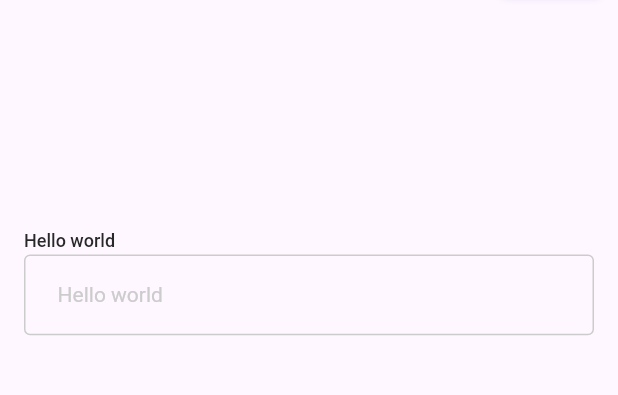
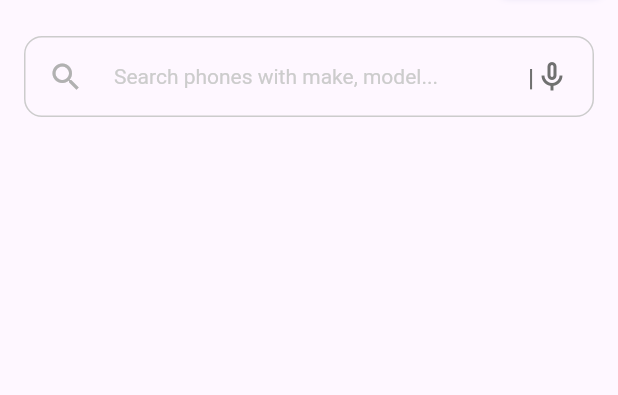
Before and after one commit to DivyanshArya09/oru_mobiles, a Flutter app: the screen it shows after launch, on a phone screen of 412 x 824 dp, the part 72-467 px from its top. Run offline on Flutter 3.47's test engine with Material 3 defaults, Android fonts, the phone set to English and light mode, and no system bars; our stand-ins replace flutter_screenutil, flutter_svg, lottie, pinput; Roboto replaces fonts that are missing (Poppins).

Commit message:
Developed UI for home text field

```diff
--- a/lib/core/constants/color_palatte.dart
+++ b/lib/core/constants/color_palatte.dart
@@ -9,4 +9,5 @@ class ColorPalette {
   static const errorColor = Color(0xFFF44336);
   static const darktext = Color.fromRGBO(40, 40, 40, 1);
   static const action = Color.fromRGBO(246, 192, 24, 1);
+  static const darkGrey = Color.fromRGBO(112, 112, 112, 1);
 }
--- a/lib/features/home/presentation/screens/home_screen.dart
+++ b/lib/features/home/presentation/screens/home_screen.dart
@@ -29,12 +29,33 @@ class _HomeScreenState extends State<HomeScreen> {
         padding: const EdgeInsets.all(16.0),
         child: Column(
           children: [
-            CustomSpacers.height120,
-            Center(
-              child: CustomTextField(
-                controller: TextEditingController(),
-                title: 'Hello world',
-                hintText: 'Hello world',
+            CustomTextField(
+              raduis: 12,
+              controller: TextEditingController(),
+              hintText: 'Search phones with make, model...',
+              prefix: const Icon(
+                color: ColorPalette.lightGrey,
+                Icons.search,
+              ),
+              suffix: const SizedBox(
+                width: 30,
+                child: Row(
+                  crossAxisAlignment: CrossAxisAlignment.end,
+                  mainAxisAlignment: MainAxisAlignment.end,
+                  children: [
+                    Text(
+                      "|",
+                      style: TextStyle(
+                        fontWeight: FontWeight.bold,
+                        color: ColorPalette.darkGrey,
+                      ),
+                    ),
+                    Icon(
+                      Icons.mic_none_outlined,
+                      color: ColorPalette.darkGrey,
+                    ),
+                  ],
+                ),
               ),
             ),
           ],
--- a/lib/ui/custom_text_field.dart
+++ b/lib/ui/custom_text_field.dart
@@ -1,20 +1,24 @@
 import 'package:flutter/material.dart';
-import 'package:flutter_screenutil/flutter_screenutil.dart';
 import 'package:oru_mobiles/core/constants/color_palatte.dart';
 import 'package:oru_mobiles/themes/app_text_themes.dart';
 
 class CustomTextField extends StatelessWidget {
   final TextEditingController controller;
-  final String title;
+  final String? title;
   final Widget? prefix, suffix;
   final TextStyle? inputTextStyle;
   final String? hintText;
+  final double? raduis;
+  final EdgeInsets? contentPadding;
   const CustomTextField({
     super.key,
     required this.controller,
-    required this.title,
+    this.title,
+    this.contentPadding =
+        const EdgeInsets.symmetric(horizontal: 16, vertical: 15),
     this.prefix,
     this.suffix,
+    this.raduis = 4,
     this.inputTextStyle,
     this.hintText,
   });
@@ -24,32 +28,46 @@ class CustomTextField extends StatelessWidget {
     return Column(
       crossAxisAlignment: CrossAxisAlignment.start,
       children: [
-        Text(
-          title,
-          style: AppTextThemes.of(context).labelMedium?.copyWith(
-                color: ColorPalette.darktext,
-              ),
-        ),
+        if (title != null)
+          Text(
+            title!,
+            style: AppTextThemes.of(context).labelMedium?.copyWith(
+                  color: ColorPalette.darktext,
+                ),
+          ),
         TextFormField(
           controller: controller,
           style: inputTextStyle,
           decoration: InputDecoration(
-            contentPadding: EdgeInsets.symmetric(
-              horizontal: 16.w,
-              vertical: 15.h,
-            ),
+            enabledBorder: _getborder(raduis!),
+            focusedBorder: _getborder(raduis!),
+            errorBorder: _getborder(raduis!),
+            contentPadding: contentPadding,
             hintText: hintText,
             prefixIcon: prefix == null
                 ? null
                 : Padding(
-                    padding:
-                        EdgeInsets.symmetric(vertical: 15.h, horizontal: 16),
+                    padding: contentPadding!,
                     child: prefix,
                   ),
-            suffix: suffix,
+            suffixIcon: suffix != null
+                ? Padding(
+                    padding: contentPadding!,
+                    child: suffix,
+                  )
+                : null,
           ),
         ),
       ],
     );
   }
+
+  OutlineInputBorder _getborder(double borderRaduis) {
+    return OutlineInputBorder(
+      borderRadius: BorderRadius.circular(borderRaduis),
+      borderSide: const BorderSide(
+        color: ColorPalette.borderColor,
+      ),
+    );
+  }
 }
```
